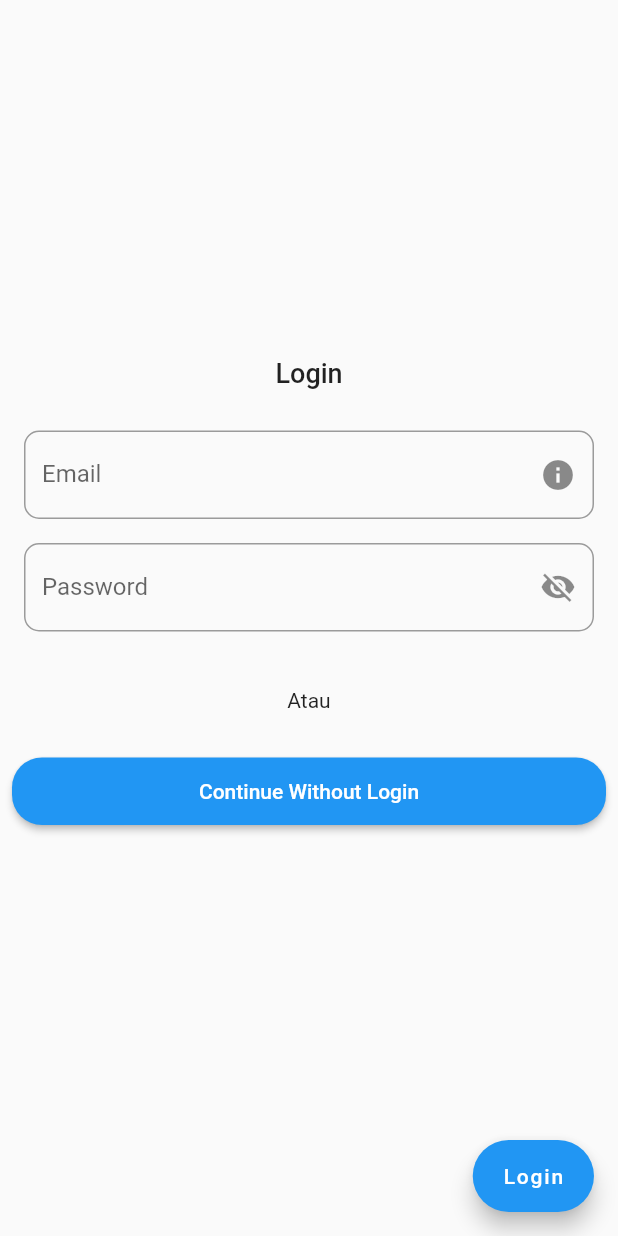
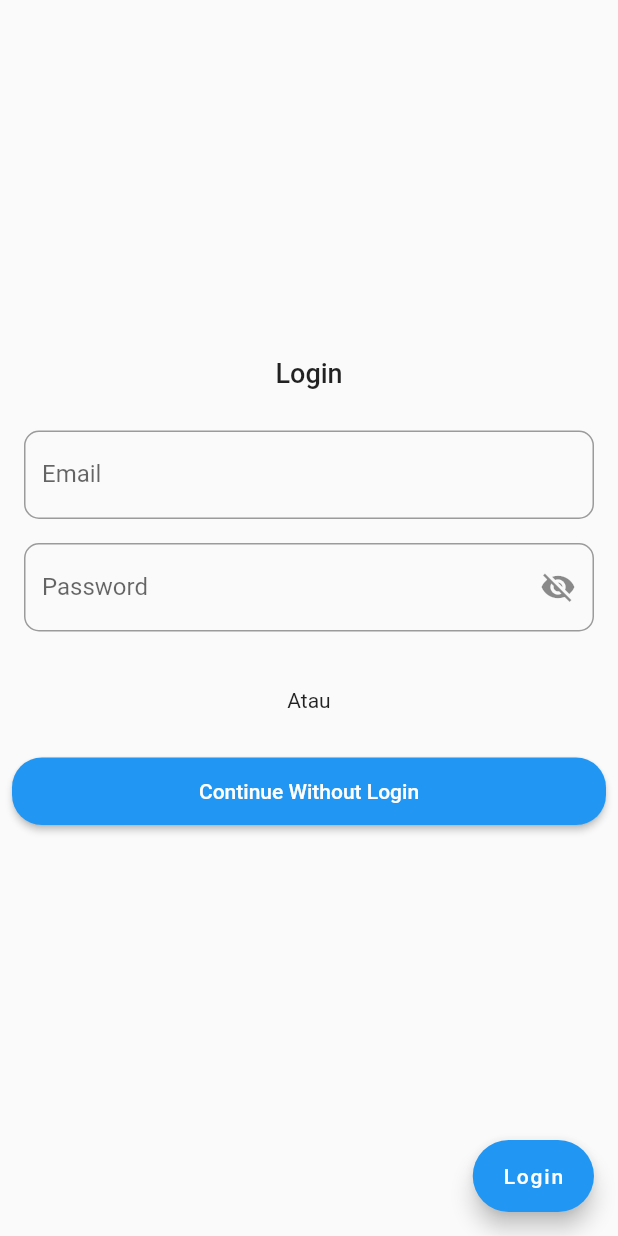
Before and after one commit to abdulazizpermana/flutter_msib_tugas7, a Flutter app: the LoginPage screen opened directly, on a phone screen of 412 x 824 dp. Run offline on Flutter 3.47's test engine with Material 2 defaults, Android fonts, the phone set to English and light mode, and no system bars; our stand-ins replace shared_preferences; accounts and stored records are empty; network calls fail; statements that could not run were skipped.

Commit message:
fixing Login

```diff
--- a/lib/common/app_route.dart
+++ b/lib/common/app_route.dart
@@ -3,7 +3,6 @@ import 'package:flutter_msib_tugas7/pages/home.dart';
 import 'package:flutter_msib_tugas7/pages/login.dart';
 
 class AppRoute {
-  static const String splashRoute = '/';
   static const String loginRoute = '/login';
   static const String homeRoute = '/home';
   static final Map<String, WidgetBuilder> routes = <String, WidgetBuilder>{
--- a/lib/common/constant.dart
+++ b/lib/common/constant.dart
@@ -1,6 +1,4 @@
 class Constant {
   static const String baseUrl = "https://gits-msib.my.id/wp-json/";
-  static const String baseDomain = 'reqres.in';
-  static const String keyToken = 'reqres-key-token';
-  static const String trueEmail = 'eve.holt@reqres.in';
+  static const String keyToken = '';
 }
--- a/lib/main.dart
+++ b/lib/main.dart
@@ -1,6 +1,6 @@
 import 'package:flutter/material.dart';
+import 'package:flutter_msib_tugas7/common/app_route.dart';
 import 'package:flutter_msib_tugas7/pages/home.dart';
-import 'package:flutter_msib_tugas7/pages/login.dart';
 
 void main() => runApp(const MyApp());
 
@@ -11,7 +11,8 @@ class MyApp extends StatelessWidget {
   Widget build(BuildContext context) {
     return MaterialApp(
       debugShowCheckedModeBanner: false,
-      home: HomePage(),
+      home: const HomePage(),
+      routes: AppRoute.routes,
     );
   }
 }
--- a/lib/pages/login.dart
+++ b/lib/pages/login.dart
@@ -1,5 +1,3 @@
-// ignore_for_file: unused_local_variable
-
 import 'package:flutter/material.dart';
 import 'package:flutter_msib_tugas7/common/app_route.dart';
 import 'package:flutter_msib_tugas7/common/constant.dart';
@@ -8,86 +6,6 @@ import 'package:flutter_msib_tugas7/network/api_client.dart';
 import 'package:flutter_msib_tugas7/widget/text_field_login.dart';
 import 'package:shared_preferences/shared_preferences.dart';
 
-// class LoginPage extends StatelessWidget {
-//   @override
-//   Widget build(BuildContext context) {
-//     return Scaffold(
-//       appBar: AppBar(
-//         leading: Icon(Icons.list),
-//         title: Text("Formulir"),
-//         backgroundColor: Colors.blue,
-//       ),
-//       body: Column(
-//         mainAxisAlignment: MainAxisAlignment.center,
-//         children: [
-//           Container(
-//             child: Container(
-//               padding: EdgeInsets.all(10.0),
-//               child: Column(
-//                 children: <Widget>[
-//                   Text(
-//                     "Login",
-//                     style: TextStyle(
-//                       fontSize: 25,
-//                     ),
-//                   ),
-//                   SizedBox(
-//                     height: 30,
-//                   ),
-//                   TextField(
-//                     decoration: InputDecoration(
-//                       hintText: "Username",
-//                       labelText: "Username atau email",
-//                       border: OutlineInputBorder(
-//                         borderRadius: BorderRadius.circular(10.0),
-//                       ),
-//                     ),
-//                   ),
-//                   Padding(
-//                     padding: EdgeInsets.only(top: 20),
-//                   ),
-//                   TextField(
-//                     obscureText: true,
-//                     decoration: InputDecoration(
-//                       hintText: "Password",
-//                       labelText: "Password",
-//                       border: OutlineInputBorder(
-//                         borderRadius: BorderRadius.circular(10.0),
-//                       ),
-//                     ),
-//                   ),
-//                   Padding(
-//                     padding: EdgeInsets.only(top: 20),
-//                   ),
-//                   Container(
-//                     width: 100,
-//                     height: 45,
-//                     child: TextButton(
-//                       style: TextButton.styleFrom(
-//                         backgroundColor: Color(0xff1597E5),
-//                         shape: RoundedRectangleBorder(
-//                           borderRadius: BorderRadius.circular(20),
-//                         ),
-//                       ),
-//                       onPressed: () {},
-//                       child: Text(
-//                         "Login",
-//                         style: TextStyle(
-//                           color: Color(0xffffffff),
-//                           fontSize: 18,
-//                         ),
-//                       ),
-//                     ),
-//                   ),
-//                 ],
-//               ),
-//             ),
-//           ),
-//         ],
-//       ),
-//     );
-//   }
-// }
 class LoginPage extends StatefulWidget {
   const LoginPage({Key? key}) : super(key: key);
 
@@ -127,10 +45,10 @@ class _LoginPageState extends State<LoginPage> {
 
   List<Widget> _listTextInput() {
     return <Widget>[
-      SizedBox(
+      const SizedBox(
         height: 230,
       ),
-      Center(
+      const Center(
         child: Text(
           'Login',
           style: TextStyle(
@@ -139,16 +57,12 @@ class _LoginPageState extends State<LoginPage> {
           ),
         ),
       ),
-      SizedBox(
+      const SizedBox(
         height: 20,
       ),
       TextFieldLogin(
         controller: _controllerEmail,
         labelText: 'Email',
-        suffixIconData: Icons.info,
-        onPressedIcon: () {
-          _controllerEmail.text = Constant.trueEmail;
-        },
         keyboardType: TextInputType.emailAddress,
         enable: !_onSend,
       ),
@@ -166,7 +80,7 @@ class _LoginPageState extends State<LoginPage> {
       SizedBox(
         height: 30,
       ),
-      Center(
+      const Center(
         child: Text(
           'Atau',
           style: TextStyle(
@@ -174,7 +88,7 @@ class _LoginPageState extends State<LoginPage> {
           ),
         ),
       ),
-      SizedBox(
+      const SizedBox(
         height: 30,
       ),
       SizedBox(
@@ -189,7 +103,7 @@ class _LoginPageState extends State<LoginPage> {
               borderRadius: BorderRadius.circular(20.0),
             ),
           ),
-          child: Text(
+          child: const Text(
             "Continue Without Login",
           ),
         ),
@@ -206,11 +120,7 @@ class _LoginPageState extends State<LoginPage> {
     if (_reqResLogin.token?.isNotEmpty ?? false) {
       SharedPreferences _preferences = await SharedPreferences.getInstance();
       await _preferences.setString(Constant.keyToken, _reqResLogin.token!);
-      Navigator.pushReplacementNamed(
-        context,
-        AppRoute.homeRoute,
-        arguments: _reqResLogin.token,
-      );
+      Navigator.pop(context, _reqResLogin.token!);
     } else {
       ScaffoldMessenger.of(context).showSnackBar(
         SnackBar(
```
Also changed, not shown: lib/pages/home.dart (+60 -21 lines).
